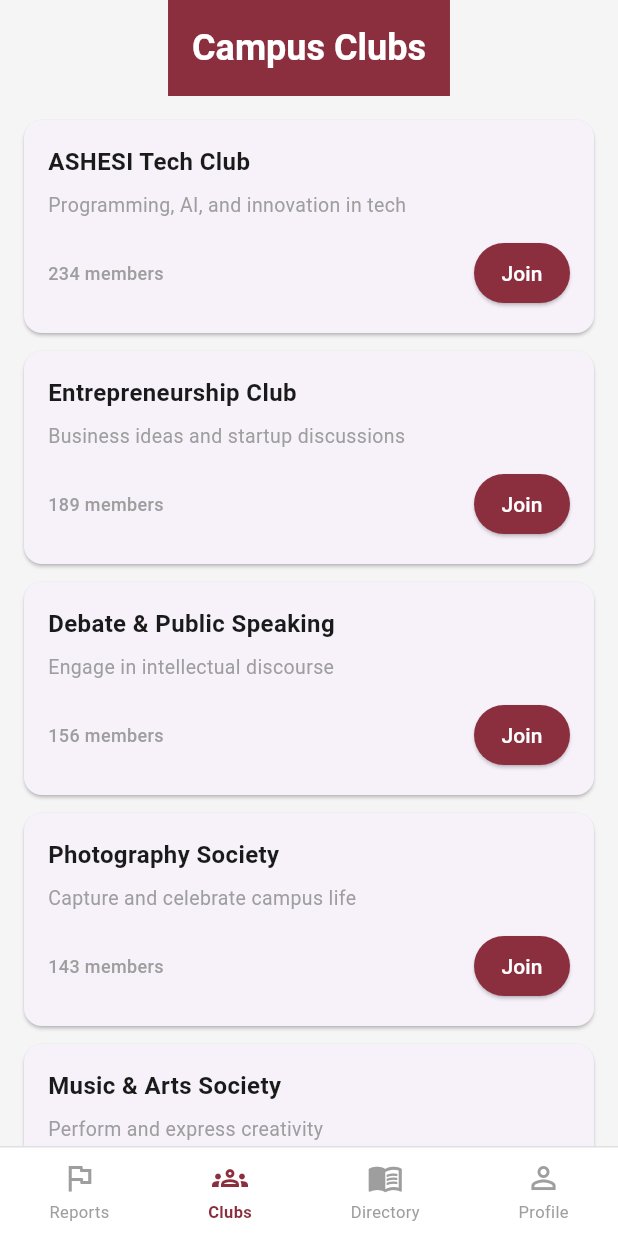
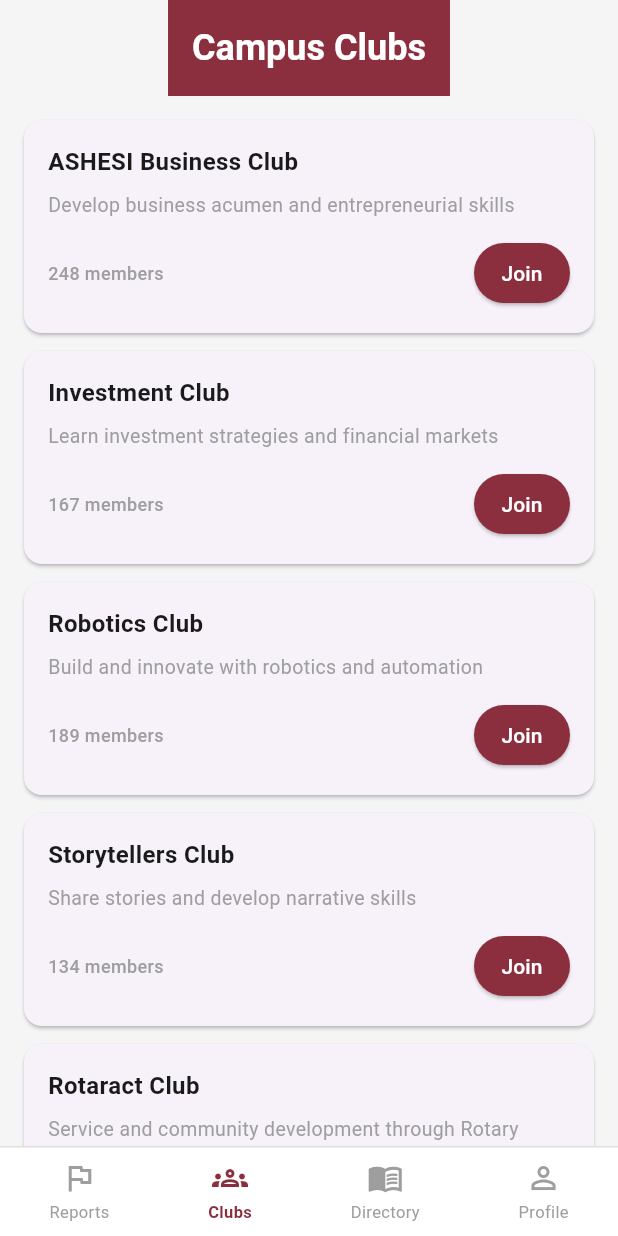
Before and after one commit to billionzz798/ASHESI-LIFE, a Flutter app: the screen it shows after launch, item 2 of the bottom bar chosen, on a phone screen of 412 x 824 dp. Run offline on Flutter 3.47's test engine with Material 3 defaults, Android fonts, the phone set to English and light mode, and no system bars; our stand-ins replace cloud_firestore, firebase_auth, firebase_core, shared_preferences; missing offline and left inert: ashesilife; accounts and stored records are empty.

Commit message:
Update clubs with actual ASHESI organizations

```diff
--- a/lib/main.dart
+++ b/lib/main.dart
@@ -380,14 +380,11 @@
             padding: const EdgeInsets.all(16),
             child: Column(
               children: [
-                _buildClubCard('ASHESI Tech Club', 'Programming, AI, and innovation in tech', 234),
-                _buildClubCard('Entrepreneurship Club', 'Business ideas and startup discussions', 189),
-                _buildClubCard('Debate & Public Speaking', 'Engage in intellectual discourse', 156),
-                _buildClubCard('Photography Society', 'Capture and celebrate campus life', 143),
-                _buildClubCard('Music & Arts Society', 'Perform and express creativity', 198),
-                _buildClubCard('Environmental Club', 'Sustainability and green initiatives', 167),
-                _buildClubCard('Sports & Wellness', 'Athletic events and fitness programs', 312),
-                _buildClubCard('Cultural Exchange', 'Celebrate diverse cultures on campus', 128),
+                _buildClubCard('ASHESI Business Club', 'Develop business acumen and entrepreneurial skills', 248),
+                _buildClubCard('Investment Club', 'Learn investment strategies and financial markets', 167),
+                _buildClubCard('Robotics Club', 'Build and innovate with robotics and automation', 189),
+                _buildClubCard('Storytellers Club', 'Share stories and develop narrative skills', 134),
+                _buildClubCard('Rotaract Club', 'Service and community development through Rotary', 256),
               ],
             ),
           ),
```
